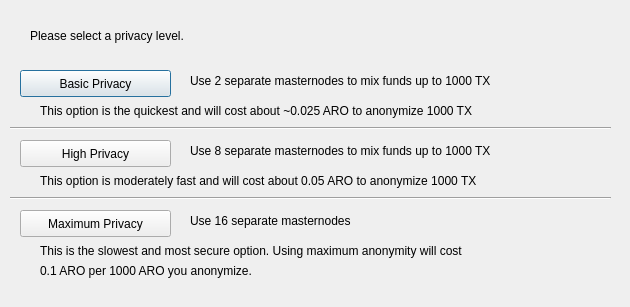
The window that src/qt/forms/darksendconfig.ui (arioncoin/arioncoin-archived-do-not-use) describes before a commit, drawn with Qt 5.
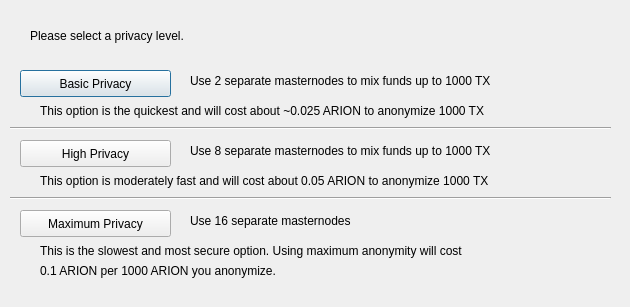
The same window after the commit.

Patch:
```diff
--- a/src/qt/forms/darksendconfig.ui
+++ b/src/qt/forms/darksendconfig.ui
@@ -114,7 +114,7 @@
     </rect>
    </property>
    <property name="text">
-    <string>This option is the quickest and will cost about ~0.025 ARO to anonymize 1000 TX</string>
+    <string>This option is the quickest and will cost about ~0.025 ARION to anonymize 1000 TX</string>
    </property>
   </widget>
   <widget class="QLabel" name="label_7">
@@ -127,7 +127,7 @@
     </rect>
    </property>
    <property name="text">
-    <string>This option is moderately fast and will cost about 0.05 ARO to anonymize 1000 TX</string>
+    <string>This option is moderately fast and will cost about 0.05 ARION to anonymize 1000 TX</string>
    </property>
   </widget>
   <widget class="QLabel" name="label_8">
@@ -153,7 +153,7 @@
     </rect>
    </property>
    <property name="text">
-    <string>0.1 ARO per 1000 ARO you anonymize.</string>
+    <string>0.1 ARION per 1000 ARION you anonymize.</string>
    </property>
   </widget>
   <widget class="Line" name="line">
```
